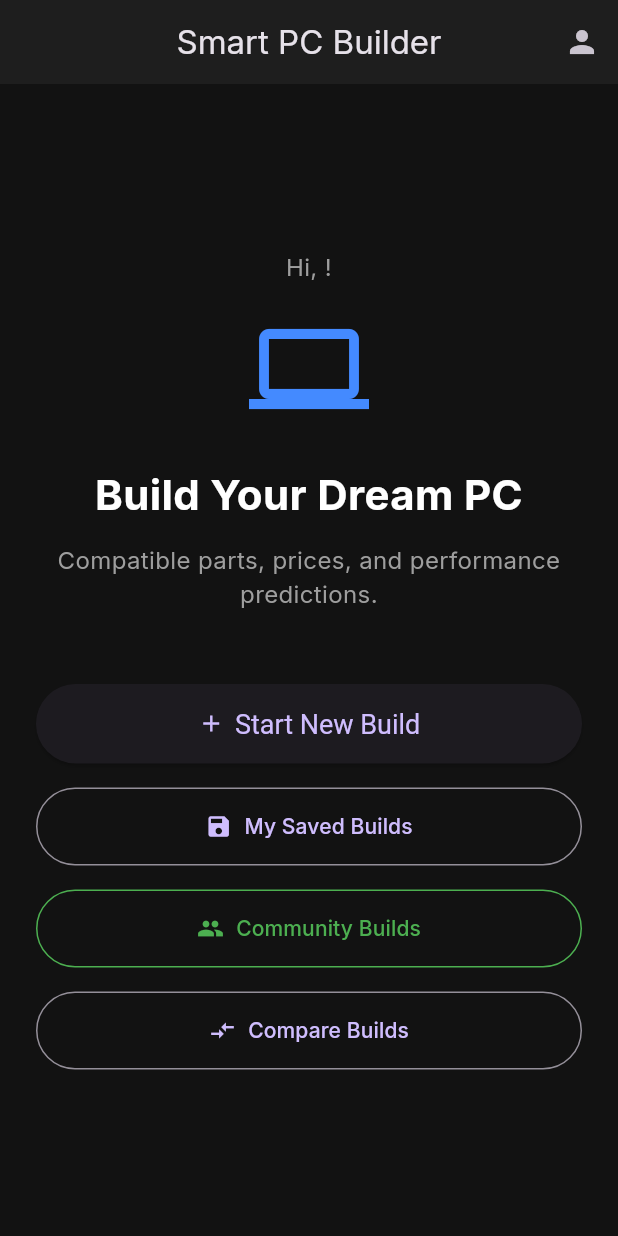
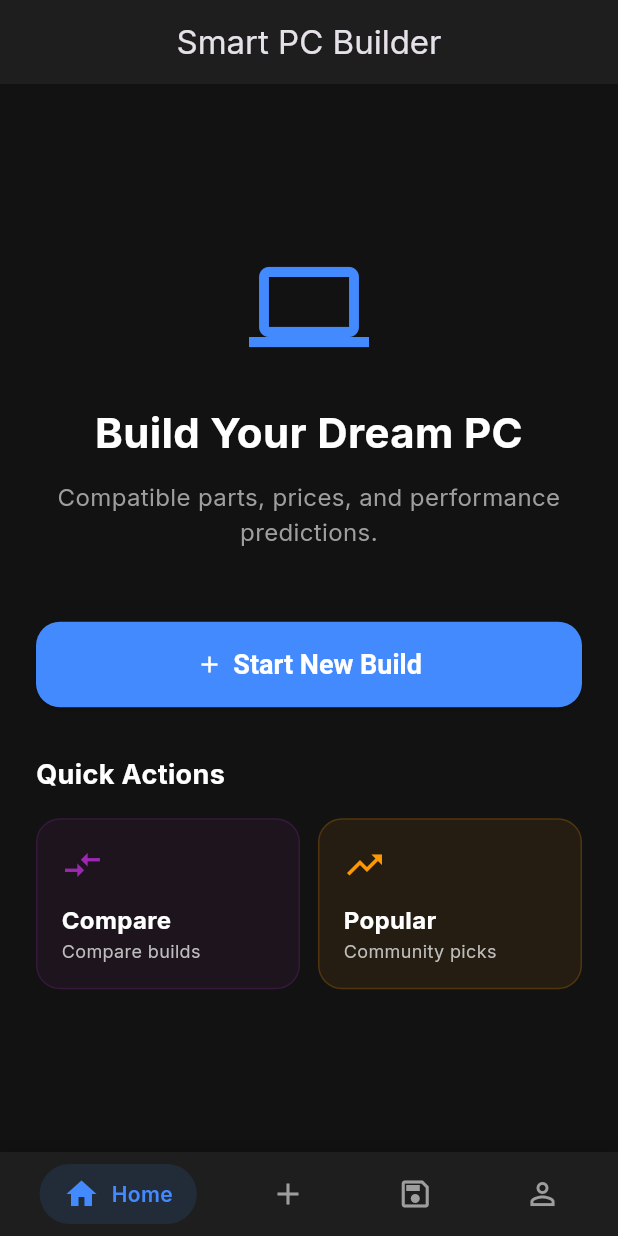
Before and after one commit to mithilesh042006/easybuild_app, a Flutter app: the screen it shows once a user with an empty profile is signed in, on a phone screen of 412 x 824 dp. Run offline on Flutter 3.47's test engine with Material 3 defaults, Android fonts, the phone set to English and light mode, and no system bars; our stand-ins replace cloud_firestore, firebase_auth, firebase_core, fl_chart, flutter_riverpod, google_fonts and 1 more; accounts and stored records are empty.

Commit message:
ui update

```diff
--- a/lib/main.dart
+++ b/lib/main.dart
@@ -4,7 +4,7 @@ import 'package:google_fonts/google_fonts.dart';
 import 'package:firebase_core/firebase_core.dart';
 import 'firebase_options.dart';
 import 'services/auth_service.dart';
-import 'screens/home_screen.dart';
+import 'screens/main_navigation_screen.dart';
 import 'screens/login_screen.dart';
 
 void main() async {
@@ -52,7 +52,7 @@ class AuthWrapper extends ConsumerWidget {
     return authState.when(
       data: (user) {
         if (user != null) {
-          return const HomeScreen();
+          return const MainNavigationScreen();
         }
         return const LoginScreen();
       },
--- /dev/null
+++ b/lib/screens/main_navigation_screen.dart
@@ -0,0 +1,262 @@
+import 'package:flutter/material.dart';
+import 'package:flutter_riverpod/flutter_riverpod.dart';
+import 'builder_screen.dart';
+import 'saved_builds_screen.dart';
+import 'community_screen.dart';
+import 'profile_screen.dart';
+import 'compare_builds_screen.dart';
+
+/// Main navigation screen with bottom navigation bar
+class MainNavigationScreen extends ConsumerStatefulWidget {
+  const MainNavigationScreen({super.key});
+
+  @override
+  ConsumerState<MainNavigationScreen> createState() =>
+      _MainNavigationScreenState();
+}
+
+class _MainNavigationScreenState extends ConsumerState<MainNavigationScreen> {
+  int _currentIndex = 0;
+
+  final List<Widget> _screens = const [
+    _HomeTab(),
+    BuilderScreen(),
+    SavedBuildsScreen(),
+    ProfileScreen(),
+  ];
+
+  @override
+  Widget build(BuildContext context) {
+    return Scaffold(
+      body: IndexedStack(index: _currentIndex, children: _screens),
+      bottomNavigationBar: Container(
+        decoration: BoxDecoration(
+          color: const Color(0xFF1E1E1E),
+          boxShadow: [
+            BoxShadow(
+              color: Colors.black.withAlpha(50),
+              blurRadius: 10,
+              offset: const Offset(0, -2),
+            ),
+          ],
+        ),
+        child: SafeArea(
+          child: Padding(
+            padding: const EdgeInsets.symmetric(horizontal: 8, vertical: 8),
+            child: Row(
+              mainAxisAlignment: MainAxisAlignment.spaceAround,
+              children: [
+                _buildNavItem(0, Icons.home_outlined, Icons.home, 'Home'),
+
+                _buildNavItem(1, Icons.add, Icons.add, 'Build'),
+                _buildNavItem(2, Icons.save_outlined, Icons.save, 'Saved'),
+                _buildNavItem(3, Icons.person_outline, Icons.person, 'Profile'),
+              ],
+            ),
+          ),
+        ),
+      ),
+    );
+  }
+
+  Widget _buildNavItem(
+    int index,
+    IconData icon,
+    IconData activeIcon,
+    String label,
+  ) {
+    final isSelected = _currentIndex == index;
+
+    return GestureDetector(
+      onTap: () => setState(() => _currentIndex = index),
+      child: AnimatedContainer(
+        duration: const Duration(milliseconds: 200),
+        padding: EdgeInsets.symmetric(
+          horizontal: isSelected ? 16 : 12,
+          vertical: 8,
+        ),
+        decoration: BoxDecoration(
+          color: isSelected
+              ? Colors.blueAccent.withAlpha(30)
+              : Colors.transparent,
+          borderRadius: BorderRadius.circular(20),
+        ),
+        child: Row(
+          mainAxisSize: MainAxisSize.min,
+          children: [
+            Icon(
+              isSelected ? activeIcon : icon,
+              color: isSelected ? Colors.blueAccent : Colors.grey,
+              size: 24,
+            ),
+            if (isSelected) ...[
+              const SizedBox(width: 8),
+              Text(
+                label,
+                style: const TextStyle(
+                  color: Colors.blueAccent,
+                  fontWeight: FontWeight.w600,
+                  fontSize: 14,
+                ),
+              ),
+            ],
+          ],
+        ),
+      ),
+    );
+  }
+}
+
+/// Home tab with quick actions
+class _HomeTab extends ConsumerWidget {
+  const _HomeTab();
+
+  @override
+  Widget build(BuildContext context, WidgetRef ref) {
+    return Scaffold(
+      appBar: AppBar(title: const Text('Smart PC Builder'), centerTitle: true),
+      body: Center(
+        child: SingleChildScrollView(
+          padding: const EdgeInsets.all(24.0),
+          child: Column(
+            mainAxisAlignment: MainAxisAlignment.center,
+            crossAxisAlignment: CrossAxisAlignment.stretch,
+            children: [
+              // Hero section
+              const Icon(Icons.computer, size: 80, color: Colors.blueAccent),
+              const SizedBox(height: 24),
+              const Text(
+                'Build Your Dream PC',
+                textAlign: TextAlign.center,
+                style: TextStyle(fontSize: 28, fontWeight: FontWeight.bold),
+              ),
+              const SizedBox(height: 12),
+              const Text(
+                'Compatible parts, prices, and performance predictions.',
+                textAlign: TextAlign.center,
+                style: TextStyle(fontSize: 16, color: Colors.grey),
+              ),
+              const SizedBox(height: 48),
+
+              // Start New Build - Main CTA
+              ElevatedButton.icon(
+                onPressed: () {
+                  Navigator.of(context).push(
+                    MaterialPageRoute(
+                      builder: (context) => const BuilderScreen(),
+                    ),
+                  );
+                },
+                icon: const Icon(Icons.add),
+                label: const Text('Start New Build'),
+                style: ElevatedButton.styleFrom(
+                  backgroundColor: Colors.blueAccent,
+                  foregroundColor: Colors.white,
+                  padding: const EdgeInsets.symmetric(vertical: 18),
+                  textStyle: const TextStyle(
+                    fontSize: 18,
+                    fontWeight: FontWeight.w600,
+                  ),
+                  shape: RoundedRectangleBorder(
+                    borderRadius: BorderRadius.circular(16),
+                  ),
+                ),
+              ),
+              const SizedBox(height: 32),
+
+              // Quick Stats
+              const Text(
+                'Quick Actions',
+                style: TextStyle(fontSize: 18, fontWeight: FontWeight.bold),
+              ),
+              const SizedBox(height: 16),
+
+              Row(
+                children: [
+                  Expanded(
+                    child: _QuickActionCard(
+                      icon: Icons.compare_arrows,
+                      title: 'Compare',
+                      subtitle: 'Compare builds',
+                      color: Colors.purple,
+                      onTap: () {
+                        Navigator.of(context).push(
+                          MaterialPageRoute(
+                            builder: (context) => const CompareBuildsScreen(),
+                          ),
+                        );
+                      },
+                    ),
+                  ),
+                  const SizedBox(width: 12),
+                  Expanded(
+                    child: _QuickActionCard(
+                      icon: Icons.trending_up,
+                      title: 'Popular',
+                      subtitle: 'Community picks',
+                      color: Colors.orange,
+                      onTap: () {
+                        // Navigate to community screen
+                        Navigator.of(context).push(
+                          MaterialPageRoute(
+                            builder: (context) => const CommunityScreen(),
+                          ),
+                        );
+                      },
+                    ),
+                  ),
+                ],
+              ),
+            ],
+          ),
+        ),
+      ),
+    );
+  }
+}
+
+class _QuickActionCard extends StatelessWidget {
+  final IconData icon;
+  final String title;
+  final String subtitle;
+  final Color color;
+  final VoidCallback onTap;
+
+  const _QuickActionCard({
+    required this.icon,
+    required this.title,
+    required this.subtitle,
+    required this.color,
+    required this.onTap,
+  });
+
+  @override
+  Widget build(BuildContext context) {
+    return GestureDetector(
+      onTap: onTap,
+      child: Container(
+        padding: const EdgeInsets.all(16),
+        decoration: BoxDecoration(
+          color: color.withAlpha(20),
+          borderRadius: BorderRadius.circular(16),
+          border: Border.all(color: color.withAlpha(50)),
+        ),
+        child: Column(
+          crossAxisAlignment: CrossAxisAlignment.start,
+          children: [
+            Icon(icon, color: color, size: 28),
+            const SizedBox(height: 12),
+            Text(
+              title,
+              style: const TextStyle(fontWeight: FontWeight.bold, fontSize: 16),
+            ),
+            Text(
+              subtitle,
+              style: TextStyle(color: Colors.grey[400], fontSize: 12),
+            ),
+          ],
+        ),
+      ),
+    );
+  }
+}
```
